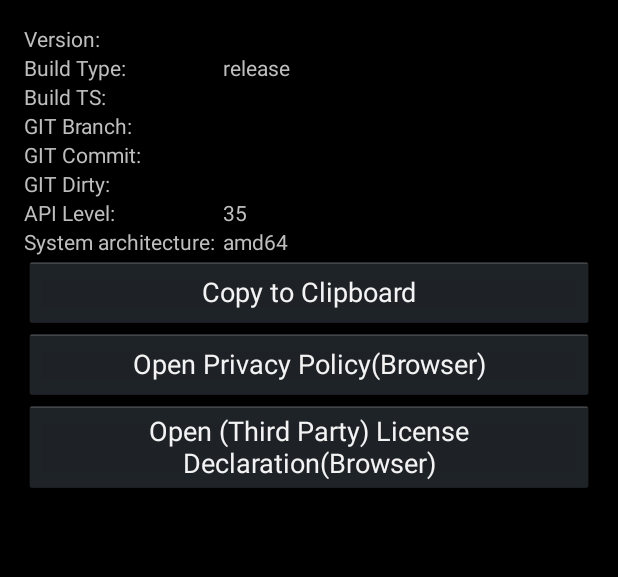
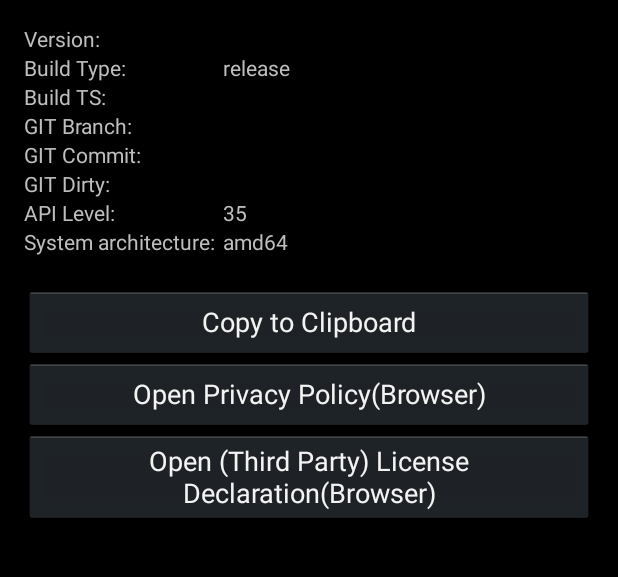
Before and after one commit to CoolMicApp/CoolMicApp-Android, an Android app: the screen it shows after launch (AboutActivity), in the options menu, after a tap on "About", on a phone screen of 412 x 824 dp, the part 84-661 px from its top. Run offline under Robolectric (Android 15) with nearby library versions, the phone set to English and light mode, and no system bars; 2 statements that could not run were skipped.

Commit message:
Update: Added a bit of space between table data and buttons in About activity

```diff
--- a/app/src/main/res/layout/activity_about.xml
+++ b/app/src/main/res/layout/activity_about.xml
@@ -175,6 +175,10 @@
         </TableRow>
     </TableLayout>
 
+    <Space
+            android:layout_width="match_parent"
+            android:layout_height="20dp"/>
+
     <Button
         android:text="@string/aboutactivity_cmd_about_copy"
         android:layout_width="match_parent"
```
